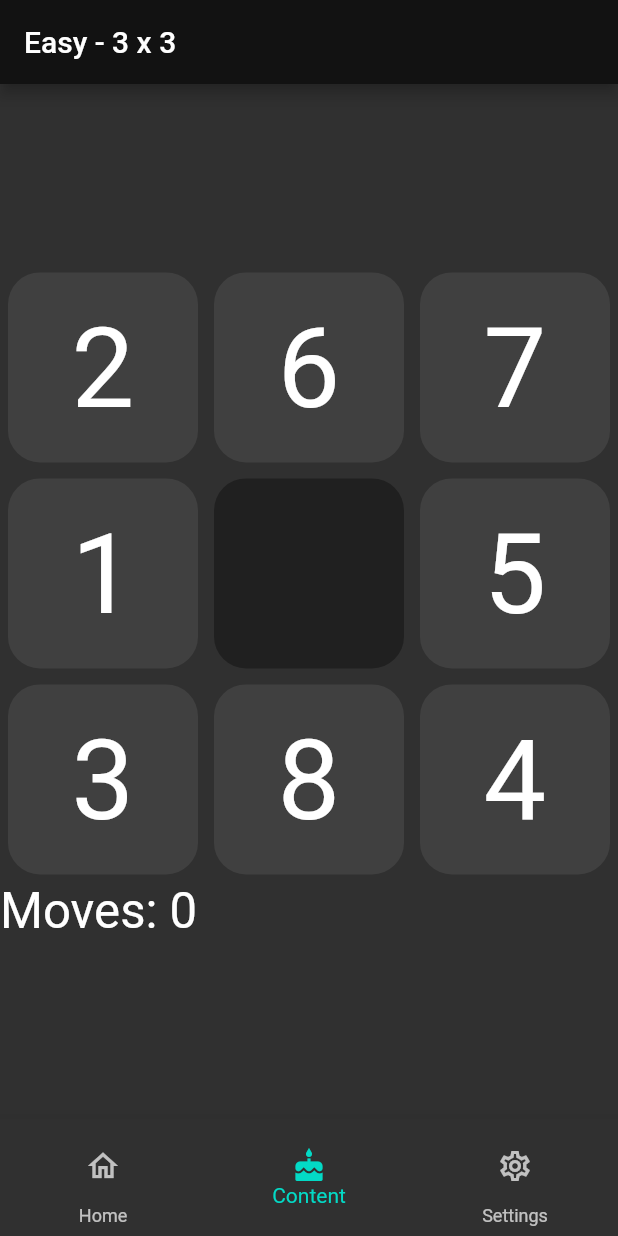
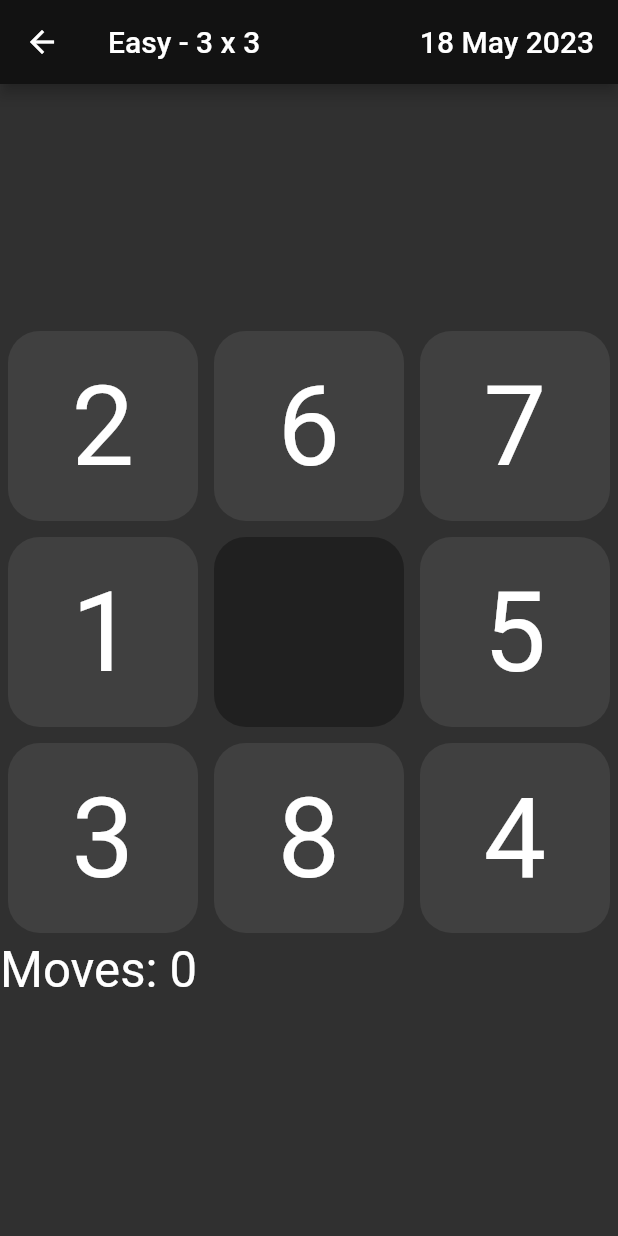
Before and after one commit to reidst/number-slider, a Flutter app: the screen it shows after launch, after a tap on an icon or button, on a phone screen of 412 x 824 dp. Run offline on Flutter 3.47's test engine with Material 2 defaults, Android fonts, the phone set to English and light mode, and no system bars.

Commit message:
Simplified page navigation, removed navbar

````diff
--- a/lib/pages/game.dart
+++ b/lib/pages/game.dart
@@ -1,26 +1,78 @@
 import 'package:flutter/material.dart';
 import 'package:number_slider/utils.dart';
-import 'package:number_slider/widgets/navbar.dart';
 import 'package:number_slider/widgets/slider_widget.dart';
 
-class GamePage extends StatelessWidget {
+class GamePage extends StatefulWidget {
   const GamePage({super.key, required this.size, required this.date});
   final int size;
   final DateTime date;
 
   @override
+  State<GamePage> createState() => _GamePageState();
+}
+
+class _GamePageState extends State<GamePage> {
+  bool canLeaveWithoutConfirm = false;
+
+  Future<bool> _onWillPop(BuildContext context) async {
+    if (canLeaveWithoutConfirm) { return true; }
+    bool choice = false;
+    await showDialog(
+      context: context,
+      builder:(context) =>
+        AlertDialog(
+          title: const Text("Quit Puzzle"),
+          content: Column(
+            mainAxisSize: MainAxisSize.min,
+            children: [
+              const Text(
+                "Are you sure you want to quit? Your progress will be lost."),
+              Row(
+                mainAxisAlignment: MainAxisAlignment.spaceEvenly,
+                children: [
+                  TextButton(
+                    onPressed: () => Navigator.of(context).pop(),
+                    child: const Text("No thanks"),
+                  ),
+                  TextButton(
+                    onPressed: () {
+                      choice = true;
+                      Navigator.of(context).pop();
+                    },
+                    child: const Text("Quit"),
+                  ),
+                ],
+              ),
+            ],
+          ),
+        ),
+    );
+    return choice;
+  }
+
+  @override
   Widget build(BuildContext context) {
-    return Scaffold(
-      appBar: AppBar(
-        title: Text(difficultyLabel(size)),
-      ),
-      body: Center(
-        child: SliderGameWidget(
-          size: size,
-          dateSeed: date,
+    return WillPopScope(
+      onWillPop: () => _onWillPop(context),
+      child: Scaffold(
+        appBar: AppBar(
+          title: Row(
+            mainAxisAlignment: MainAxisAlignment.spaceBetween,
+            mainAxisSize: MainAxisSize.max,
+            children: [
+              Text(difficultyLabel(widget.size)),
+              Text(formatDate(widget.date)),
+            ],
+          ),
+        ),
+        body: Center(
+          child: SliderGameWidget(
+            size: widget.size,
+            dateSeed: widget.date,
+            onWinCallback: () => setState(() => canLeaveWithoutConfirm = true),
+          ),
         ),
       ),
-      bottomNavigationBar: const MyNavBar(highlightedIndex: 1),
     );
   }
 }
--- a/lib/pages/home.dart
+++ b/lib/pages/home.dart
@@ -33,24 +33,6 @@ class _HomePageState extends State<HomePage> {
     }
   }
 
-  String _formatDate() {
-    const monthDict = <int, String>{
-      1: "January",
-      2: "February",
-      3: "March",
-      4: "April",
-      5: "May",
-      6: "June",
-      7: "July",
-      8: "August",
-      9: "September",
-      10: "October",
-      11: "November",
-      12: "December",
-    };
-    return "${chosenDate.day} ${monthDict[chosenDate.month] ?? '?'} ${chosenDate.year}";
-  }
-
   Widget _generatePlayButton(BuildContext context, int size) {
     return Padding(
       padding: const EdgeInsets.symmetric(vertical: 10),
@@ -60,10 +42,13 @@ class _HomePageState extends State<HomePage> {
             Theme.of(context).colorScheme.onPrimary
           ),
         ),
-        onPressed: () => goToPage(context, () =>
-          GamePage(
-            size: size,
-            date: chosenDate,
+        onPressed: () => Navigator.push(
+          context,
+          MaterialPageRoute(builder: (context) =>
+            GamePage(
+              size: size,
+              date: chosenDate,
+            ),
           ),
         ),
         child: Padding(
@@ -80,9 +65,6 @@ class _HomePageState extends State<HomePage> {
   @override
   Widget build(BuildContext context) {
     return Scaffold(
-      appBar: AppBar(
-        title: const Text("Home")
-      ),
       body: Center(
         child: Column(
           mainAxisAlignment: MainAxisAlignment.center,
@@ -93,7 +75,7 @@ class _HomePageState extends State<HomePage> {
             ),
             TextButton(
               onPressed: () => _dateDialog(context),
-              child: Text("Puzzles for: ${_formatDate()}")
+              child: Text("Puzzles for: ${formatDate(chosenDate)}")
             ),
             Column(
               mainAxisAlignment: MainAxisAlignment.spaceEvenly,
--- a/lib/utils.dart
+++ b/lib/utils.dart
@@ -1,24 +1,5 @@
 import 'package:flutter/material.dart';
 import 'package:number_slider/pages/home.dart';
-
-/// Navigates to the page created by `pageBuilder` without allowing the user to
-/// go back to the previous page.
-///
-/// Example usage:
-/// ```dart
-/// TextButton(
-///   onPressed: () => goToPage(context, () => const NewPage()),
-///   child: const Text("go to new page"),
-/// )
-/// ```
-void goToPage(BuildContext context, Function() pageBuilder) {
-  Navigator.pushReplacement(
-    context,
-    MaterialPageRoute(
-      builder: (context) => pageBuilder(),
-    ),
-  );
-}
 
 void returnHome(BuildContext context) {
   Navigator.of(context)
@@ -38,3 +19,21 @@ String difficultyLabel(int size) {
     return "Normal - $suffix";
   }
 }
+
+String formatDate(DateTime date) {
+  const monthDict = <int, String>{
+    1: "January",
+    2: "February",
+    3: "March",
+    4: "April",
+    5: "May",
+    6: "June",
+    7: "July",
+    8: "August",
+    9: "September",
+    10: "October",
+    11: "November",
+    12: "December",
+  };
+  return "${date.day} ${monthDict[date.month] ?? '?'} ${date.year}";
+}
--- a/lib/widgets/navbar.dart
+++ /dev/null
@@ -1,50 +0,0 @@
-import 'package:flutter/material.dart';
-import 'package:number_slider/pages/home.dart';
-import 'package:number_slider/pages/settings.dart';
-import 'package:number_slider/utils.dart';
-
-class MyNavBar extends StatelessWidget {
-  const MyNavBar({super.key, required this.highlightedIndex});
-  final int highlightedIndex;
-
-  void _pushPage(BuildContext context, Function() pageBuilder) {
-    Navigator.push(
-      context, MaterialPageRoute(
-        builder: (context) => pageBuilder(),
-      ),
-    );
-  }
-
-  @override
-  Widget build(BuildContext context) {
-    return BottomNavigationBar(
-      currentIndex: highlightedIndex,
-      items: [
-        BottomNavigationBarItem(
-          icon: IconButton(
-            onPressed: () => goToPage(context, () => const HomePage()),
-            icon: const Icon(Icons.home_outlined),
-          ),
-          activeIcon: const Icon(Icons.home),
-          label: "Home",
-        ),
-        BottomNavigationBarItem(
-          icon: IconButton(
-            onPressed: () {},
-            icon: const Icon(Icons.cake_outlined),
-          ),
-          activeIcon: const Icon(Icons.cake),
-          label: "Content",
-        ),
-        BottomNavigationBarItem(
-          icon: IconButton(
-            onPressed: () => _pushPage(context, () => const SettingsPage()),
-            icon: const Icon(Icons.settings_outlined),
-          ),
-          activeIcon: const Icon(Icons.settings),
-          label: "Settings",
-        ),
-      ],
-    );
-  }
-}
--- a/lib/widgets/slider_widget.dart
+++ b/lib/widgets/slider_widget.dart
@@ -6,10 +6,12 @@ class SliderGameWidget extends StatefulWidget {
   const SliderGameWidget({super.key,
     required this.size,
     required this.dateSeed,
+    this.onWinCallback,
   });
 
   final int size;
   final DateTime dateSeed;
+  final Function()? onWinCallback;
 
   @override
   State<SliderGameWidget> createState() => _SliderGameWidgetState();
@@ -42,6 +44,7 @@ class _SliderGameWidgetState extends State<SliderGameWidget> {
       });
       if (_game.isSolved()) {
         _lock = true;
+        (widget.onWinCallback ?? (){})();
       }
     }
   }
@@ -57,6 +60,7 @@ class _SliderGameWidgetState extends State<SliderGameWidget> {
       });
       if (_game.isSolved()) {
         _lock = true;
+        (widget.onWinCallback ?? (){})();
       }
     }
   }
````
Also changed, not shown: lib/pages/settings.dart (+2 -11 lines).
